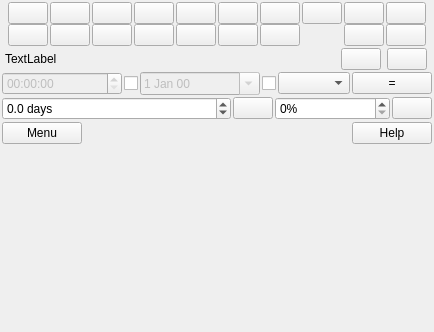
First picture: the form in leo/plugins/ToDo.ui, repository leo-editor/leo-editor, before the edit.
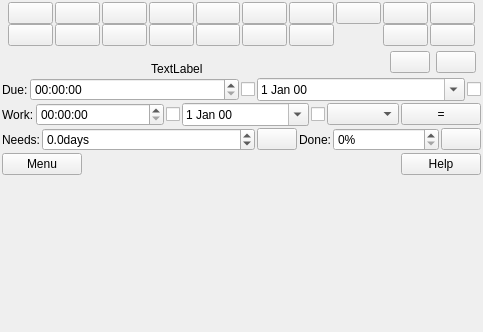
Second picture: the form after the edit. Icons and pictures are not drawn.

Commit message: todo next work date refactor

```diff
--- a/leo/plugins/ToDo.ui
+++ b/leo/plugins/ToDo.ui
@@ -6,7 +6,7 @@
    <rect>
     <x>0</x>
     <y>0</y>
-    <width>393</width>
+    <width>483</width>
     <height>332</height>
    </rect>
   </property>
@@ -383,7 +383,8 @@
      <item row="2" column="9">
       <widget class="QPushButton" name="butPriClr">
        <property name="toolTip">
-        <string>Clear priority setting</string>
+        <string>Clear priority
+                                setting</string>
        </property>
        <property name="text">
         <string/>
@@ -403,7 +404,8 @@
      <item row="2" column="10">
       <widget class="QPushButton" name="butDetails">
        <property name="toolTip">
-        <string>Show / hide more interface</string>
+        <string>Show / hide more
+                                interface</string>
        </property>
        <property name="text">
         <string/>
@@ -462,7 +464,8 @@
            </font>
           </property>
           <property name="text">
-           <string>TextLabel</string>
+           <string>
+                                            TextLabel</string>
           </property>
           <property name="textFormat">
            <enum>Qt::PlainText</enum>
@@ -472,7 +475,8 @@
         <item>
          <widget class="QPushButton" name="butNextTodo">
           <property name="toolTip">
-           <string>Next TODO node</string>
+           <string>Next TODO
+                                            node</string>
           </property>
           <property name="text">
            <string/>
@@ -486,7 +490,8 @@
         <item>
          <widget class="QPushButton" name="butNext">
           <property name="toolTip">
-           <string>Next node</string>
+           <string>Next
+                                            node</string>
           </property>
           <property name="text">
            <string/>
@@ -502,10 +507,17 @@
      </item>
      <item>
       <layout class="QHBoxLayout" name="horizontalLayout_2">
+       <item>
+        <widget class="QLabel" name="label_3">
+         <property name="text">
+          <string>Due:</string>
+         </property>
+        </widget>
+       </item>
        <item>
         <widget class="QTimeEdit" name="dueTimeEdit">
          <property name="enabled">
-          <bool>false</bool>
+          <bool>true</bool>
          </property>
          <property name="sizePolicy">
           <sizepolicy hsizetype="Minimum" vsizetype="Fixed">
@@ -525,7 +537,7 @@
        <item>
         <widget class="QDateEdit" name="dueDateEdit">
          <property name="enabled">
-          <bool>false</bool>
+          <bool>true</bool>
          </property>
          <property name="sizePolicy">
           <sizepolicy hsizetype="Minimum" vsizetype="Fixed">
@@ -554,8 +566,71 @@
          </property>
         </widget>
        </item>
+      </layout>
+     </item>
        <item>
-        <widget class="QComboBox" name="dueDateOffset">
+      <layout class="QHBoxLayout" name="horizontalLayout_4">
+       <item>
+        <widget class="QLabel" name="label_4">
+         <property name="text">
+          <string>Work:</string>
+         </property>
+        </widget>
+       </item>
+       <item>
+        <widget class="QTimeEdit" name="nxtwkTimeEdit">
+         <property name="enabled">
+          <bool>true</bool>
+         </property>
+         <property name="sizePolicy">
+          <sizepolicy hsizetype="Preferred" vsizetype="Fixed">
+           <horstretch>4</horstretch>
+           <verstretch>0</verstretch>
+          </sizepolicy>
+         </property>
+        </widget>
+       </item>
+       <item>
+        <widget class="QCheckBox" name="nxtwkTimeToggle">
+         <property name="text">
+          <string/>
+         </property>
+        </widget>
+       </item>
+       <item>
+        <widget class="QDateEdit" name="nxtwkDateEdit">
+         <property name="enabled">
+          <bool>true</bool>
+         </property>
+         <property name="sizePolicy">
+          <sizepolicy hsizetype="Preferred" vsizetype="Fixed">
+           <horstretch>4</horstretch>
+           <verstretch>0</verstretch>
+          </sizepolicy>
+         </property>
+         <property name="minimumSize">
+          <size>
+           <width>0</width>
+           <height>0</height>
+          </size>
+         </property>
+         <property name="displayFormat">
+          <string>d MMM yy</string>
+         </property>
+         <property name="calendarPopup">
+          <bool>true</bool>
+         </property>
+        </widget>
+       </item>
+       <item>
+        <widget class="QCheckBox" name="nxtwkDateToggle">
+         <property name="text">
+          <string/>
+         </property>
+        </widget>
+       </item>
+       <item>
+        <widget class="QComboBox" name="nxtwkDateOffset">
          <property name="sizePolicy">
           <sizepolicy hsizetype="Preferred" vsizetype="Fixed">
            <horstretch>1</horstretch>
@@ -563,20 +638,23 @@
           </sizepolicy>
          </property>
          <property name="toolTip">
-          <string>+n -n days from now, or &lt;n &gt;n to subtract / add n days to existing date</string>
+          <string>+n -n days from now, or
+                                &lt;n &gt;n to subtract / add n
+                                days to existing date</string>
          </property>
         </widget>
        </item>
        <item>
         <widget class="QPushButton" name="butApplyOffset">
          <property name="sizePolicy">
-          <sizepolicy hsizetype="Minimum" vsizetype="Fixed">
+          <sizepolicy hsizetype="Maximum" vsizetype="Fixed">
            <horstretch>0</horstretch>
            <verstretch>0</verstretch>
           </sizepolicy>
          </property>
          <property name="toolTip">
-          <string>Set Due Date to offset shown</string>
+          <string>Set Due Date to offset
+                                shown</string>
          </property>
          <property name="text">
           <string>=</string>
@@ -587,6 +665,13 @@
      </item>
      <item>
       <layout class="QHBoxLayout" name="horizontalLayout_3">
+       <item>
+        <widget class="QLabel" name="label">
+         <property name="text">
+          <string>Needs:</string>
+         </property>
+        </widget>
+       </item>
        <item>
         <widget class="QDoubleSpinBox" name="spinTime">
          <property name="sizePolicy">
@@ -602,7 +687,7 @@
           </size>
          </property>
          <property name="suffix">
-          <string> days</string>
+          <string>days</string>
          </property>
          <property name="decimals">
           <number>1</number>
@@ -627,7 +712,8 @@
           </sizepolicy>
          </property>
          <property name="toolTip">
-          <string>Clear time required</string>
+          <string>Clear time
+                                        required</string>
          </property>
          <property name="text">
           <string/>
@@ -644,6 +730,13 @@
          </property>
         </widget>
        </item>
+       <item>
+        <widget class="QLabel" name="label_2">
+         <property name="text">
+          <string>Done:</string>
+         </property>
+        </widget>
+       </item>
        <item>
         <widget class="QSpinBox" name="spinProg">
          <property name="sizePolicy">
@@ -687,7 +780,8 @@
           </sizepolicy>
          </property>
          <property name="toolTip">
-          <string>Clear progress</string>
+          <string>Clear
+                                        progress</string>
          </property>
          <property name="text">
           <string/>
@@ -703,8 +797,6 @@
           </size>
          </property>
         </widget>
-       </item>
-      </layout>
      </item>
     </layout>
    </item>
@@ -766,6 +858,8 @@
         <bool>false</bool>
        </property>
       </widget>
+       </item>
+      </layout>
      </item>
     </layout>
    </item>
```
Lines whose indentation alone changed are shown as unchanged. The commit also changes 1 other file.
